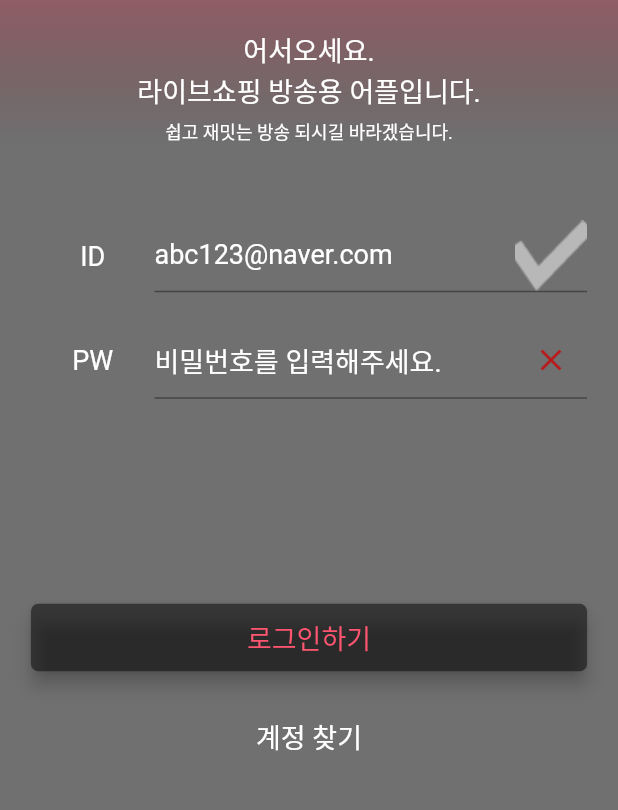
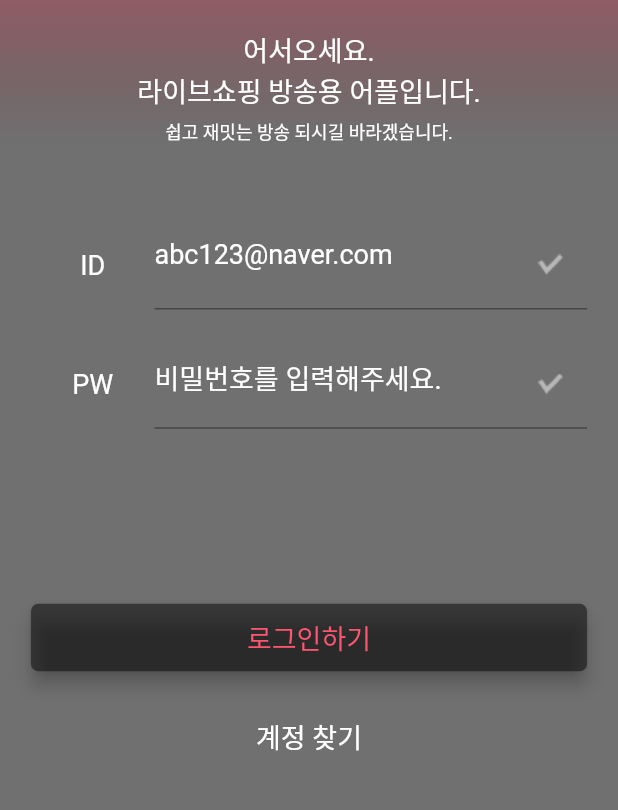
Before and after one commit to ekoRemDev/new_gui, a Flutter app: the FirstPage screen opened by its route, on a phone screen of 412 x 824 dp, the part 304-1114 px from its top. Run offline on Flutter 3.47's test engine with Material 2 defaults, Android fonts, the phone set to English and light mode, and no system bars.

Commit message:
first page

```diff
--- a/lib/firstPage.dart
+++ b/lib/firstPage.dart
@@ -183,8 +183,14 @@ class _FirstPageState extends State<FirstPage> {
                                   fontSize: _fontSize,
                                 ),
                                 suffixIcon: _isEmailValid == true
-                                    ? Image.asset('assets/images/accept.png',height: 10, width: 10,fit:BoxFit.fitWidth ,)
-                                    : Container(width:10, height: 10,child: Image.asset('assets/images/decline.png',height: 20, width: 10,fit:BoxFit.cover ,))
+                                    ? Padding(
+                                        padding: EdgeInsets.symmetric(vertical: 10),
+                                        child: Image.asset('assets/images/accept.png',),
+                                    )
+                                    : Padding(
+                                        padding: EdgeInsets.symmetric(vertical: 10),
+                                        child: Image.asset('assets/images/decline.png',),
+                                )
                               ),
                               onSubmitted: (e) {
                                 // do something
@@ -253,8 +259,14 @@ class _FirstPageState extends State<FirstPage> {
                                     fontSize: _fontSize,
                                   ),
                                   suffixIcon: _isPasswordValid == true
-                                      ? IconButton(icon: Icon(Icons.clear, color: Colors.green[900],),)
-                                      : IconButton(icon: Icon(Icons.clear, color: Colors.red[900],),)
+                                      ? Padding(
+                                          padding: EdgeInsets.symmetric(vertical: 10),
+                                          child: Image.asset('assets/images/accept.png',),
+                                        )
+                                      : Padding(
+                                          padding: EdgeInsets.symmetric(vertical: 10),
+                                          child: Image.asset('assets/images/decline.png',),
+                                        )
                               ),
                               onSubmitted: (e) {
                               },
```
Also changed, not shown: assets/images/accept.png, assets/images/decline.png.
